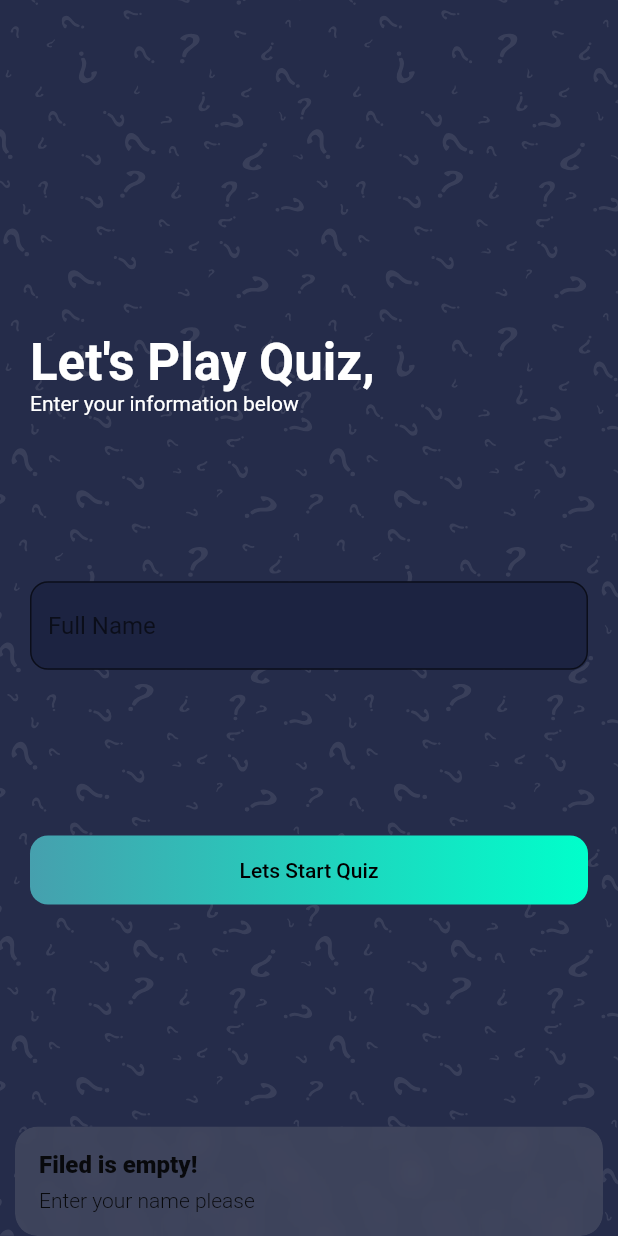
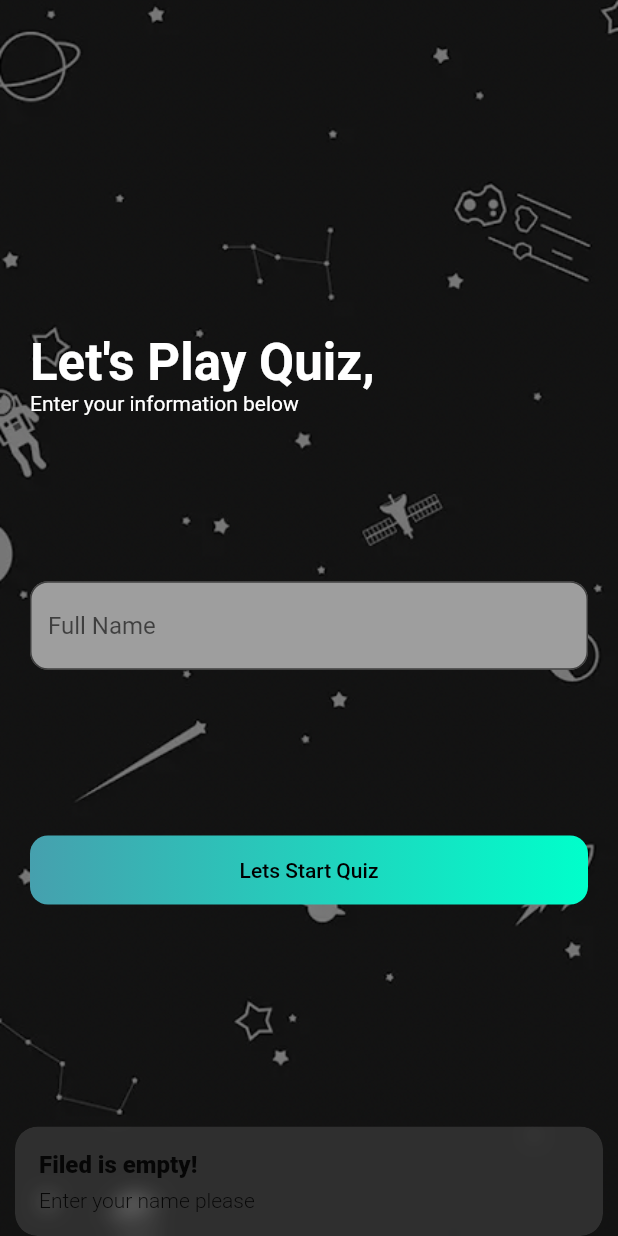
Before and after one commit to alidaoud/Quiz-App, a Flutter app: the screen it shows after launch, after a tap on "Lets Start Quiz", on a phone screen of 412 x 824 dp. Run offline on Flutter 3.47's test engine with Material 2 defaults, Android fonts, the phone set to English and light mode, and no system bars; our stand-ins replace cloud_firestore, firebase_core, flutter_svg, get; accounts and stored records are empty.

Commit message:
modified style

```diff
--- a/lib/constants.dart
+++ b/lib/constants.dart
@@ -1,6 +1,5 @@
 import 'package:flutter/material.dart';
 
-const kSecondaryColor = Color(0xFF8B94BC);
 const kGreenColor = Color(0xFF6AC259);
 const kRedColor = Color(0xFFE92E30);
 const kGrayColor = Color(0xFFC1C1C1);
@@ -12,3 +11,5 @@ const kPrimaryGradient = LinearGradient(
 );
 
 const double kDefaultPadding = 20.0;
+
+const IMG_BG = "assets/images/bg.png";
--- a/lib/main.dart
+++ b/lib/main.dart
@@ -20,7 +20,7 @@ class MyApp extends StatelessWidget {
     return GetMaterialApp(
       title: 'Flutter Demo',
       theme: ThemeData(
-        primarySwatch: Colors.blue,
+        primarySwatch: Colors.grey,
       ),
       debugShowCheckedModeBanner: false,
       home: HomeScreen(),
--- a/lib/providers/questions_state.dart
+++ b/lib/providers/questions_state.dart
@@ -7,9 +7,9 @@ import 'package:quiz_app/services/database_service.dart';
 
 class QuestionsState extends GetxController with SingleGetTickerProviderMixin {
   final _dbService = DBService();
+
   AnimationController _animationController;
   Animation _animation;
-
   Animation get animation => this._animation;
 
   PageController _pageController;
@@ -52,10 +52,16 @@ class QuestionsState extends GetxController with SingleGetTickerProviderMixin {
     this._userName = name;
   }
 
+  FocusNode _focusNode;
+  FocusNode get focusNode => this._focusNode;
+  set focusNode(FocusNode node) {
+    this._focusNode = node;
+  }
+
   @override
   void onInit() async {
     _animationController =
-        AnimationController(duration: Duration(seconds: 60), vsync: this);
+        AnimationController(duration: Duration(seconds: 15), vsync: this);
     _animation = Tween<double>(begin: 0, end: 1).animate(_animationController)
       ..addListener(() {
         // update like setState
@@ -93,7 +99,7 @@ class QuestionsState extends GetxController with SingleGetTickerProviderMixin {
     _animationController.stop();
     update();
 
-    // Once user select an ans after 3s it will go to the next qn
+    // Once user select an ans after 1s it will go to the next qn
     Future.delayed(Duration(seconds: 1), () {
       nextQuestion();
     });
@@ -131,6 +137,7 @@ class QuestionsState extends GetxController with SingleGetTickerProviderMixin {
     _selectedAns = 0;
     _userName = "";
     textController.text = "";
+    _focusNode.unfocus();
     _animationController.reset();
     return true;
   }
--- a/lib/screens/home_screen.dart
+++ b/lib/screens/home_screen.dart
@@ -1,5 +1,4 @@
 import 'package:flutter/material.dart';
-import 'package:flutter_svg/flutter_svg.dart';
 import 'package:get/get.dart';
 import 'package:quiz_app/constants.dart';
 import 'package:quiz_app/providers/questions_state.dart';
@@ -28,9 +27,9 @@ class _HomeScreenState extends State<HomeScreen> {
       body: Stack(
         fit: StackFit.expand,
         children: [
-          SvgPicture.asset(
-            "assets/images/bg.svg",
-            fit: BoxFit.fill,
+          Image.asset(
+            IMG_BG,
+            fit: BoxFit.cover,
           ),
           SafeArea(
             child: Padding(
@@ -53,10 +52,11 @@ class _HomeScreenState extends State<HomeScreen> {
                   Spacer(), // 1/6
                   TextField(
                     controller: _qState.textController,
+                    focusNode: _qState.focusNode,
                     onChanged: (val) => _qState.userName = val,
                     decoration: InputDecoration(
                       filled: true,
-                      fillColor: Color(0xFF1C2341),
+                      fillColor: Colors.grey,
                       hintText: "Full Name",
                       border: OutlineInputBorder(
                         borderRadius: BorderRadius.all(Radius.circular(12)),
--- a/lib/screens/quiz/components/body.dart
+++ b/lib/screens/quiz/components/body.dart
@@ -22,7 +22,7 @@ class Body extends StatelessWidget {
       child: Stack(
         fit: StackFit.expand,
         children: [
-          SvgPicture.asset("assets/images/bg.svg", fit: BoxFit.fill),
+          Image.asset(IMG_BG, fit: BoxFit.cover),
           SafeArea(
             child: Column(
               crossAxisAlignment: CrossAxisAlignment.start,
@@ -44,14 +44,14 @@ class Body extends StatelessWidget {
                         style: Theme.of(context)
                             .textTheme
                             .headline4
-                            .copyWith(color: kSecondaryColor),
+                            .copyWith(color: Colors.white),
                         children: [
                           TextSpan(
                             text: "/${_questionController.questions.length}",
                             style: Theme.of(context)
                                 .textTheme
                                 .headline5
-                                .copyWith(color: kSecondaryColor),
+                                .copyWith(color: Colors.white),
                           ),
                         ],
                       ),
--- a/lib/screens/quiz/components/progress_bar.dart
+++ b/lib/screens/quiz/components/progress_bar.dart
@@ -42,8 +42,8 @@ class ProgressBar extends StatelessWidget {
                   child: Row(
                     mainAxisAlignment: MainAxisAlignment.spaceBetween,
                     children: [
-                      Text("${(state.animation.value * 60).round()} sec"),
-                      Icon(Icons.timer),
+                      Text("${(state.animation.value * 15).round()} sec"),
+                      Icon(Icons.timer, color: Colors.white),
                     ],
                   ),
                 ),
```
Also changed, not shown: lib/screens/score/score_screen.dart (+4 -5 lines), assets/images/bg.png (added).
